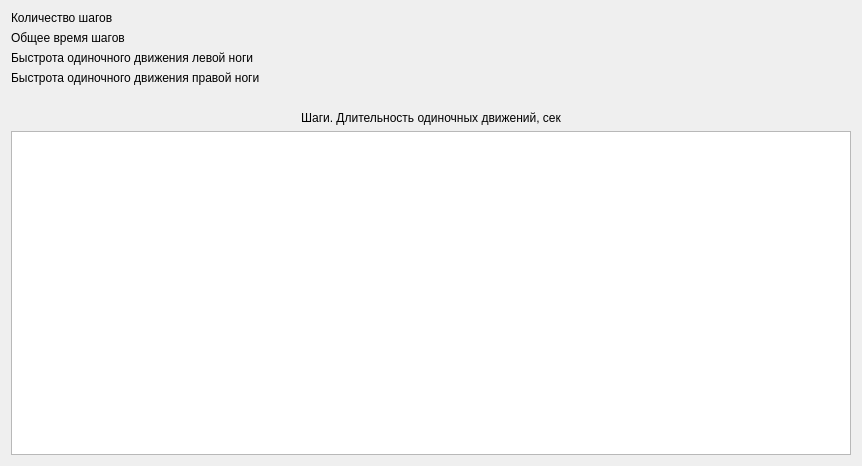
First picture: the form in metodics/jump_plate/teppingtest/teppingtestvisualize.ui, repository grigp/a-analyser, before the edit.
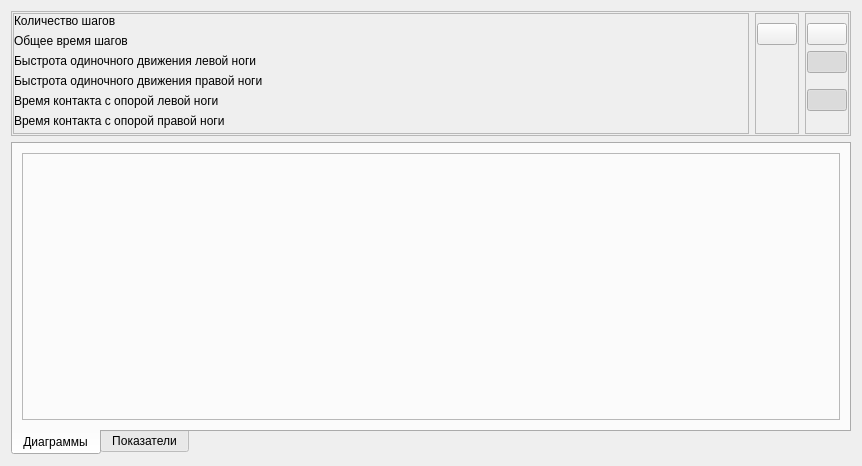
Second picture: the form after the edit. Icons and pictures are not drawn. Custom widgets are drawn as their Qt base class.

Diff of the .ui file:
```diff
--- a/metodics/jump_plate/teppingtest/teppingtestvisualize.ui
+++ b/metodics/jump_plate/teppingtest/teppingtestvisualize.ui
@@ -15,64 +15,498 @@
   </property>
   <layout class="QVBoxLayout" name="verticalLayout">
    <item>
-    <widget class="QLabel" name="lblStepsCount">
-     <property name="text">
-      <string>Количество шагов</string>
+    <widget class="QFrame" name="frTop">
+     <property name="sizePolicy">
+      <sizepolicy hsizetype="Preferred" vsizetype="Fixed">
+       <horstretch>0</horstretch>
+       <verstretch>0</verstretch>
+      </sizepolicy>
      </property>
-    </widget>
-   </item>
-   <item>
-    <widget class="QLabel" name="lblTimeTest">
-     <property name="text">
-      <string>Общее время шагов</string>
+     <property name="frameShape">
+      <enum>QFrame::StyledPanel</enum>
      </property>
-    </widget>
-   </item>
-   <item>
-    <widget class="QLabel" name="lblTimeAvgLeftLeg">
-     <property name="text">
-      <string>Быстрота одиночного движения левой ноги</string>
+     <property name="frameShadow">
+      <enum>QFrame::Raised</enum>
      </property>
+     <layout class="QHBoxLayout" name="horizontalLayout">
+      <property name="leftMargin">
+       <number>1</number>
+      </property>
+      <property name="topMargin">
+       <number>1</number>
+      </property>
+      <property name="rightMargin">
+       <number>1</number>
+      </property>
+      <property name="bottomMargin">
+       <number>1</number>
+      </property>
+      <item>
+       <widget class="QFrame" name="frFactors">
+        <property name="frameShape">
+         <enum>QFrame::StyledPanel</enum>
+        </property>
+        <property name="frameShadow">
+         <enum>QFrame::Raised</enum>
+        </property>
+        <layout class="QVBoxLayout" name="verticalLayout_3">
+         <property name="leftMargin">
+          <number>0</number>
+         </property>
+         <property name="topMargin">
+          <number>0</number>
+         </property>
+         <property name="rightMargin">
+          <number>0</number>
+         </property>
+         <property name="bottomMargin">
+          <number>0</number>
+         </property>
+         <item>
+          <widget class="QLabel" name="lblStepsCount">
+           <property name="text">
+            <string>Количество шагов</string>
+           </property>
+          </widget>
+         </item>
+         <item>
+          <widget class="QLabel" name="lblTimeTest">
+           <property name="text">
+            <string>Общее время шагов</string>
+           </property>
+          </widget>
+         </item>
+         <item>
+          <widget class="QLabel" name="lblTimeAvgLeftLeg">
+           <property name="text">
+            <string>Быстрота одиночного движения левой ноги</string>
+           </property>
+          </widget>
+         </item>
+         <item>
+          <widget class="QLabel" name="lblTimeAvgRightLeg">
+           <property name="text">
+            <string>Быстрота одиночного движения правой ноги</string>
+           </property>
+          </widget>
+         </item>
+         <item>
+          <widget class="QLabel" name="lblContactAvgLeftLeg">
+           <property name="text">
+            <string>Время контакта с опорой левой ноги</string>
+           </property>
+          </widget>
+         </item>
+         <item>
+          <widget class="QLabel" name="lblContactAvgRightLeg">
+           <property name="text">
+            <string>Время контакта с опорой правой ноги</string>
+           </property>
+          </widget>
+         </item>
+         <item>
+          <spacer name="verticalSpacer_4">
+           <property name="orientation">
+            <enum>Qt::Vertical</enum>
+           </property>
+           <property name="sizeHint" stdset="0">
+            <size>
+             <width>20</width>
+             <height>5</height>
+            </size>
+           </property>
+          </spacer>
+         </item>
+        </layout>
+       </widget>
+      </item>
+      <item>
+       <widget class="QFrame" name="frTableTool">
+        <property name="sizePolicy">
+         <sizepolicy hsizetype="Fixed" vsizetype="Preferred">
+          <horstretch>0</horstretch>
+          <verstretch>0</verstretch>
+         </sizepolicy>
+        </property>
+        <property name="frameShape">
+         <enum>QFrame::StyledPanel</enum>
+        </property>
+        <property name="frameShadow">
+         <enum>QFrame::Raised</enum>
+        </property>
+        <layout class="QVBoxLayout" name="verticalLayout_7">
+         <property name="leftMargin">
+          <number>1</number>
+         </property>
+         <property name="rightMargin">
+          <number>1</number>
+         </property>
+         <item>
+          <widget class="QPushButton" name="btnExportToExcel">
+           <property name="toolTip">
+            <string>Экспортировать в MS Excel...</string>
+           </property>
+           <property name="statusTip">
+            <string/>
+           </property>
+           <property name="text">
+            <string/>
+           </property>
+           <property name="icon">
+            <iconset resource="../../../kernel.qrc">
+             <normaloff>:/images/Excel.png</normaloff>:/images/Excel.png</iconset>
+           </property>
+           <property name="iconSize">
+            <size>
+             <width>20</width>
+             <height>20</height>
+            </size>
+           </property>
+           <property name="checkable">
+            <bool>false</bool>
+           </property>
+           <property name="checked">
+            <bool>false</bool>
+           </property>
+           <property name="autoExclusive">
+            <bool>true</bool>
+           </property>
+          </widget>
+         </item>
+         <item>
+          <spacer name="verticalSpacer">
+           <property name="orientation">
+            <enum>Qt::Vertical</enum>
+           </property>
+           <property name="sizeHint" stdset="0">
+            <size>
+             <width>20</width>
+             <height>5</height>
+            </size>
+           </property>
+          </spacer>
+         </item>
+        </layout>
+       </widget>
+      </item>
+      <item>
+       <widget class="QFrame" name="frDiagTool">
+        <property name="sizePolicy">
+         <sizepolicy hsizetype="Fixed" vsizetype="Preferred">
+          <horstretch>0</horstretch>
+          <verstretch>0</verstretch>
+         </sizepolicy>
+        </property>
+        <property name="frameShape">
+         <enum>QFrame::StyledPanel</enum>
+        </property>
+        <property name="frameShadow">
+         <enum>QFrame::Raised</enum>
+        </property>
+        <layout class="QVBoxLayout" name="verticalLayout_5">
+         <property name="spacing">
+          <number>6</number>
+         </property>
+         <property name="leftMargin">
+          <number>1</number>
+         </property>
+         <property name="topMargin">
+          <number>9</number>
+         </property>
+         <property name="rightMargin">
+          <number>1</number>
+         </property>
+         <property name="bottomMargin">
+          <number>9</number>
+         </property>
+         <item>
+          <widget class="QPushButton" name="btnGraph">
+           <property name="toolTip">
+            <string>Показать в виде графика</string>
+           </property>
+           <property name="statusTip">
+            <string/>
+           </property>
+           <property name="text">
+            <string/>
+           </property>
+           <property name="icon">
+            <iconset resource="../../../kernel.qrc">
+             <normaloff>:/images/Dynamic/DynAsGraph.png</normaloff>:/images/Dynamic/DynAsGraph.png</iconset>
+           </property>
+           <property name="iconSize">
+            <size>
+             <width>20</width>
+             <height>20</height>
+            </size>
+           </property>
+           <property name="checkable">
+            <bool>true</bool>
+           </property>
+           <property name="checked">
+            <bool>false</bool>
+           </property>
+           <property name="autoExclusive">
+            <bool>true</bool>
+           </property>
+          </widget>
+         </item>
+         <item>
+          <widget class="QPushButton" name="btnBar">
+           <property name="toolTip">
+            <string>Показать в виде гистограммы</string>
+           </property>
+           <property name="statusTip">
+            <string/>
+           </property>
+           <property name="text">
+            <string/>
+           </property>
+           <property name="icon">
+            <iconset resource="../../../kernel.qrc">
+             <normaloff>:/images/Dynamic/DynAsBar.png</normaloff>:/images/Dynamic/DynAsBar.png</iconset>
+           </property>
+           <property name="iconSize">
+            <size>
+             <width>20</width>
+             <height>20</height>
+            </size>
+           </property>
+           <property name="checkable">
+            <bool>true</bool>
+           </property>
+           <property name="checked">
+            <bool>true</bool>
+           </property>
+           <property name="autoExclusive">
+            <bool>true</bool>
+           </property>
+          </widget>
+         </item>
+         <item>
+          <spacer name="verticalSpacer_2">
+           <property name="orientation">
+            <enum>Qt::Vertical</enum>
+           </property>
+           <property name="sizeType">
+            <enum>QSizePolicy::Fixed</enum>
+           </property>
+           <property name="sizeHint" stdset="0">
+            <size>
+             <width>20</width>
+             <height>10</height>
+            </size>
+           </property>
+          </spacer>
+         </item>
+         <item>
+          <widget class="QPushButton" name="btn3D">
+           <property name="toolTip">
+            <string>Объемное представление</string>
+           </property>
+           <property name="statusTip">
+            <string/>
+           </property>
+           <property name="text">
+            <string/>
+           </property>
+           <property name="icon">
+            <iconset resource="../../../kernel.qrc">
+             <normaloff>:/images/Dynamic/Dyn3D.png</normaloff>:/images/Dynamic/Dyn3D.png</iconset>
+           </property>
+           <property name="iconSize">
+            <size>
+             <width>20</width>
+             <height>20</height>
+            </size>
+           </property>
+           <property name="checkable">
+            <bool>true</bool>
+           </property>
+           <property name="checked">
+            <bool>true</bool>
+           </property>
+          </widget>
+         </item>
+         <item>
+          <spacer name="verticalSpacer_3">
+           <property name="orientation">
+            <enum>Qt::Vertical</enum>
+           </property>
+           <property name="sizeHint" stdset="0">
+            <size>
+             <width>20</width>
+             <height>5</height>
+            </size>
+           </property>
+          </spacer>
+         </item>
+        </layout>
+       </widget>
+      </item>
+     </layout>
     </widget>
    </item>
    <item>
-    <widget class="QLabel" name="lblTimeAvgRightLeg">
-     <property name="text">
-      <string>Быстрота одиночного движения правой ноги</string>
+    <widget class="QTabWidget" name="twPages">
+     <property name="tabPosition">
+      <enum>QTabWidget::South</enum>
      </property>
-    </widget>
-   </item>
-   <item>
-    <spacer name="verticalSpacer">
-     <property name="orientation">
-      <enum>Qt::Vertical</enum>
+     <property name="currentIndex">
+      <number>0</number>
      </property>
-     <property name="sizeType">
-      <enum>QSizePolicy::Fixed</enum>
-     </property>
-     <property name="sizeHint" stdset="0">
-      <size>
-       <width>20</width>
-       <height>20</height>
-      </size>
-     </property>
-    </spacer>
-   </item>
-   <item>
-    <widget class="QLabel" name="lblSteps">
-     <property name="text">
-      <string>Шаги. Длительность одиночных движений, сек</string>
-     </property>
-     <property name="alignment">
-      <set>Qt::AlignCenter</set>
-     </property>
+     <widget class="QWidget" name="tabDiags">
+      <attribute name="title">
+       <string>Диаграммы</string>
+      </attribute>
+      <layout class="QVBoxLayout" name="verticalLayout_4">
+       <item>
+        <widget class="QFrame" name="frDiags">
+         <property name="frameShape">
+          <enum>QFrame::StyledPanel</enum>
+         </property>
+         <property name="frameShadow">
+          <enum>QFrame::Raised</enum>
+         </property>
+         <layout class="QVBoxLayout" name="verticalLayout_6">
+          <property name="spacing">
+           <number>1</number>
+          </property>
+          <property name="leftMargin">
+           <number>1</number>
+          </property>
+          <property name="topMargin">
+           <number>1</number>
+          </property>
+          <property name="rightMargin">
+           <number>1</number>
+          </property>
+          <property name="bottomMargin">
+           <number>1</number>
+          </property>
+          <item>
+           <widget class="DynamicDiagram" name="wgtDiagLeft" native="true"/>
+          </item>
+          <item>
+           <widget class="DynamicDiagram" name="wgtDiagRight" native="true"/>
+          </item>
+         </layout>
+        </widget>
+       </item>
+      </layout>
+     </widget>
+     <widget class="QWidget" name="tabFactors">
+      <attribute name="title">
+       <string>Показатели</string>
+      </attribute>
+      <layout class="QVBoxLayout" name="verticalLayout_2">
+       <item>
+        <widget class="QTreeView" name="tvSteps"/>
+       </item>
+      </layout>
+     </widget>
     </widget>
    </item>
-   <item>
-    <widget class="QTreeView" name="tvSteps"/>
-   </item>
   </layout>
  </widget>
- <resources/>
- <connections/>
+ <customwidgets>
+  <customwidget>
+   <class>DynamicDiagram</class>
+   <extends>QWidget</extends>
+   <header location="global">dynamicdiagram.h</header>
+   <container>1</container>
+  </customwidget>
+ </customwidgets>
+ <resources>
+  <include location="../../../kernel.qrc"/>
+ </resources>
+ <connections>
+  <connection>
+   <sender>twPages</sender>
+   <signal>currentChanged(int)</signal>
+   <receiver>TeppingTestVisualize</receiver>
+   <slot>on_selectPage(int)</slot>
+   <hints>
+    <hint type="sourcelabel">
+     <x>92</x>
+     <y>445</y>
+    </hint>
+    <hint type="destinationlabel">
+     <x>865</x>
+     <y>381</y>
+    </hint>
+   </hints>
+  </connection>
+  <connection>
+   <sender>btnGraph</sender>
+   <signal>clicked()</signal>
+   <receiver>TeppingTestVisualize</receiver>
+   <slot>on_selectGraph()</slot>
+   <hints>
+    <hint type="sourcelabel">
+     <x>827</x>
+     <y>21</y>
+    </hint>
+    <hint type="destinationlabel">
+     <x>864</x>
+     <y>25</y>
+    </hint>
+   </hints>
+  </connection>
+  <connection>
+   <sender>btnBar</sender>
+   <signal>clicked()</signal>
+   <receiver>TeppingTestVisualize</receiver>
+   <slot>on_selectBar()</slot>
+   <hints>
+    <hint type="sourcelabel">
+     <x>839</x>
+     <y>69</y>
+    </hint>
+    <hint type="destinationlabel">
+     <x>863</x>
+     <y>63</y>
+    </hint>
+   </hints>
+  </connection>
+  <connection>
+   <sender>btn3D</sender>
+   <signal>clicked(bool)</signal>
+   <receiver>TeppingTestVisualize</receiver>
+   <slot>on_select3D(bool)</slot>
+   <hints>
+    <hint type="sourcelabel">
+     <x>840</x>
+     <y>122</y>
+    </hint>
+    <hint type="destinationlabel">
+     <x>862</x>
+     <y>116</y>
+    </hint>
+   </hints>
+  </connection>
+  <connection>
+   <sender>btnExportToExcel</sender>
+   <signal>clicked()</signal>
+   <receiver>TeppingTestVisualize</receiver>
+   <slot>on_exportToMSExcel()</slot>
+   <hints>
+    <hint type="sourcelabel">
+     <x>797</x>
+     <y>35</y>
+    </hint>
+    <hint type="destinationlabel">
+     <x>863</x>
+     <y>3</y>
+    </hint>
+   </hints>
+  </connection>
+ </connections>
+ <slots>
+  <slot>on_selectPage(int)</slot>
+  <slot>on_selectGraph()</slot>
+  <slot>on_selectBar()</slot>
+  <slot>on_select3D(bool)</slot>
+  <slot>on_exportToMSExcel()</slot>
+ </slots>
 </ui>
```
